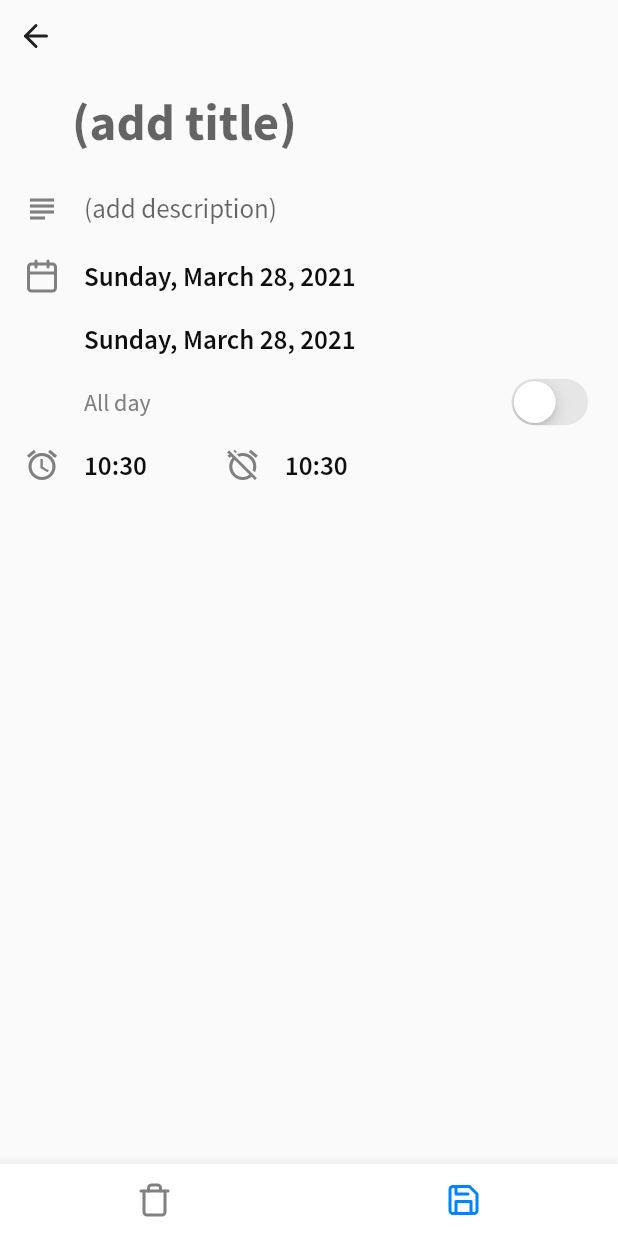
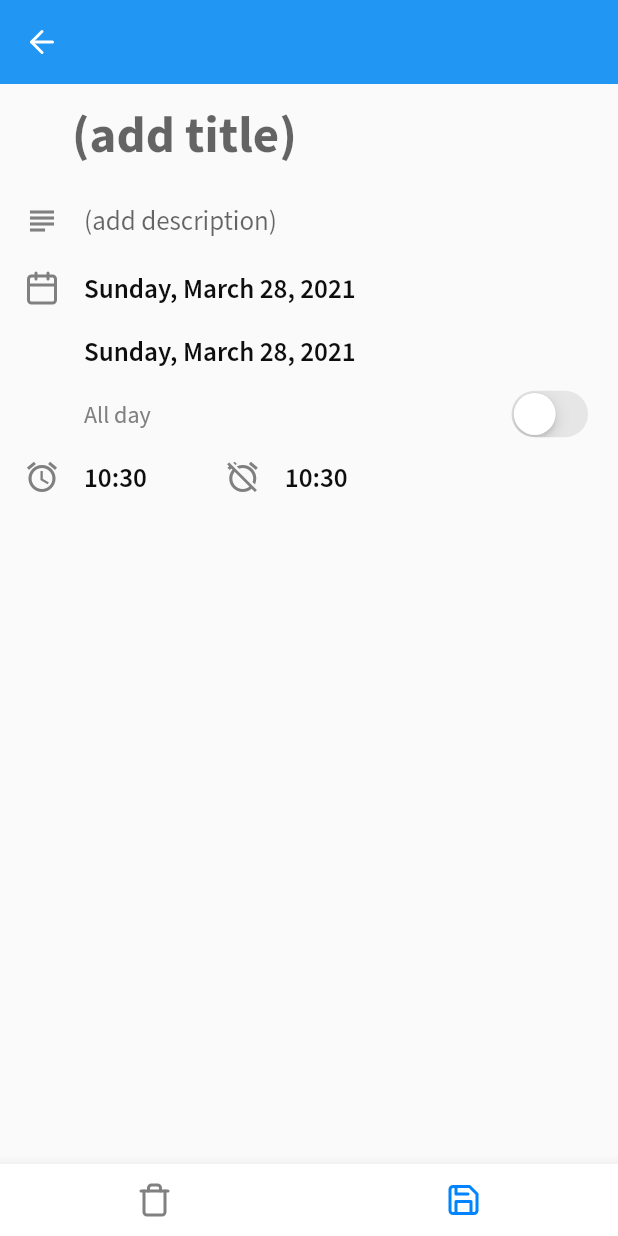
Before and after one commit to loowcode/calendaroo, a Flutter app: the screen it shows after launch, after a tap on the "add" icon, on a phone screen of 412 x 824 dp. Run offline on Flutter 3.47's test engine with Material 2 defaults, Android fonts, the phone set to English and light mode, and no system bars; our stand-ins replace bloc, equatable, feather_icons_flutter, flutter_bloc, flutter_local_notifications, geolocator and 7 more; missing offline and left inert: flutter_alert; accounts and stored records are empty.

Commit message:
Details events

```diff
--- a/lib/blocs/calendar/calendar_bloc.dart
+++ b/lib/blocs/calendar/calendar_bloc.dart
@@ -18,18 +18,53 @@ class CalendarBloc extends Bloc<CalendarEvent, CalendarState> {
 
   final CalendarRepository _repository;
 
-
   @override
   Stream<CalendarState> mapEventToState(CalendarEvent event) async* {
     if (event is CalendarLoadEvent) {
-      yield CalendarLoading();
-      final items = await _repository.findAll();
-      final mappedItems = _generateInstances(items);
+      yield CalendarLoading(); // TODO
+      var mappedItems = await getCalendarItemInstances();
       yield CalendarLoaded(
         mappedCalendarItems: mappedItems,
         selectedDay: Date.today(),
       );
     }
+
+    if (event is CalendarCreateEvent) {
+      yield CalendarLoading(); // TODO
+      print(await _repository.add(event.calendarItem));
+      var mappedItems = await getCalendarItemInstances();
+      yield CalendarLoaded(
+        mappedCalendarItems: mappedItems,
+        selectedDay: Date.today(),
+      );
+    }
+
+    if (event is CalendarUpdateEvent) {
+      yield CalendarLoading();
+      await _repository.update(event.calendarItem);
+      var mappedItems = await getCalendarItemInstances();
+      yield CalendarLoaded(
+        mappedCalendarItems: mappedItems,
+        selectedDay: Date.today(),
+      );
+    }
+
+    if (event is CalendarDeleteEvent) {
+      yield CalendarLoading(); // TODO
+      await _repository.delete(event.id);
+      var mappedItems = await getCalendarItemInstances();
+      yield CalendarLoaded(
+        mappedCalendarItems: mappedItems,
+        selectedDay: Date.today(),
+      );
+    }
+  }
+
+  Future<SplayTreeMap<Date, List<CalendarItemInstance>>>
+      getCalendarItemInstances() async {
+    final items = await _repository.findAll();
+    final mappedItems = _generateInstances(items);
+    return mappedItems;
   }
 
   @override
@@ -102,4 +137,10 @@ class CalendarBloc extends Bloc<CalendarEvent, CalendarState> {
     }
     return instances;
   }
+
+  @override
+  void onEvent(CalendarEvent event) {
+    super.onEvent(event);
+    print(event);
+  }
 }
--- a/lib/blocs/calendar/calendar_event.dart
+++ b/lib/blocs/calendar/calendar_event.dart
@@ -17,3 +17,30 @@ class CalendarDaySelectedEvent extends CalendarEvent {
   @override
   List<Object> get props => [];
 }
+
+class CalendarCreateEvent extends CalendarEvent {
+  final CalendarItem calendarItem;
+
+  CalendarCreateEvent(this.calendarItem);
+
+  @override
+  List<Object> get props => [calendarItem];
+}
+
+class CalendarUpdateEvent extends CalendarEvent {
+  final CalendarItem calendarItem;
+
+  CalendarUpdateEvent(this.calendarItem);
+
+  @override
+  List<Object> get props => [calendarItem];
+}
+
+class CalendarDeleteEvent extends CalendarEvent {
+  final int id;
+
+  CalendarDeleteEvent(this.id);
+
+  @override
+  List<Object> get props => [id];
+}
--- a/lib/blocs/details/details_bloc.dart
+++ b/lib/blocs/details/details_bloc.dart
@@ -1,6 +1,8 @@
 import 'dart:async';
 
 import 'package:bloc/bloc.dart';
+import 'package:calendaroo/blocs/calendar/calendar_bloc.dart';
+import 'package:calendaroo/model/alarm.model.dart';
 import 'package:calendaroo/model/repeat.model.dart';
 import 'package:calendaroo/models/calendar_item/calendar_item.model.dart';
 import 'package:calendaroo/utils/calendar.utils.dart';
@@ -11,21 +13,19 @@ part 'details_event.dart';
 part 'details_state.dart';
 
 class DetailsBloc extends Bloc<DetailsEvent, DetailsState> {
+  final CalendarBloc _calendarBloc;
+
   // _showEvent = widget.calendarItem; TODO
-  // _title = _showEvent?.title ?? '';
-  // _description = _showEvent?.description ?? '';
+  // _title = _showEvent?.title ?? ''; TODO
+  // _description = _showEvent?.description ?? ''; TODO
   // _startDate = _showEvent?.start ?? calendarooState.state.calendarState.selectedDay; TODO
-  // _startTime = _showEvent?.start ?? defaultTime;
-  // _endDate = _showEvent?.end ?? _startDate;
+  // _startTime = _showEvent?.start ?? defaultTime; TODO
+  // _endDate = _showEvent?.end ?? _startDate; TODO
   // _endTime = setEndTime(defaultTime); TODO
+  // _allDay = _showEvent?.allDay ?? false; TODO
+  // _repeat = _showEvent?.repeat ?? Repeat(type: RepeatType.never); TODO
 
-  // _allDay = _showEvent?.allDay ?? false;
-  // _repeat = _showEvent?.repeat ?? Repeat(type: RepeatType.never);
-  // _alarms = [Alarm(1, _startDate.subtract(Duration(minutes: 15)), false)];
-
-  // _edited = false;
-
-  DetailsBloc()
+  DetailsBloc(this._calendarBloc)
       : super(DetailsState(
           title: '',
           description: '',
@@ -35,6 +35,9 @@ class DetailsBloc extends Bloc<DetailsEvent, DetailsState> {
           endTime: DateTime.now(),
           allDay: false,
           repeat: Repeat(type: RepeatType.never),
+          alarms: [
+            Alarm(1, DateTime.now().subtract(Duration(minutes: 15)), false)
+          ],
           edited: false,
         ));
 
@@ -56,8 +59,30 @@ class DetailsBloc extends Bloc<DetailsEvent, DetailsState> {
         edited: true,
       );
     }
+
+    if (event is DetailsSaveEvent) {
+      if (state.calendarItem == null) {
+        var calendarItem = CalendarItem(
+          title: state.title,
+          description: state.description,
+          start: state.startDate, // TODO
+          end: state.endDate, // TODO
+        );
+
+        _calendarBloc.add(CalendarCreateEvent(calendarItem));
+      } else {
+        _calendarBloc.add(CalendarUpdateEvent(state.calendarItem));
+      }
+    }
+
+    if (event is DetailsDeleteEvent) {
+      if (state.calendarItem != null) {
+        _calendarBloc.add(CalendarDeleteEvent(state.calendarItem.id));
+      }
+    }
   }
 
+  // TODO
   DateTime setEndTime(DetailsState state, DateTime defaultTime) {
     var toRet = state.calendarItem?.end ?? defaultTime.add(Duration(hours: 1));
     if (toRet.isBefore(state.startTime)) {
--- a/lib/blocs/details/details_event.dart
+++ b/lib/blocs/details/details_event.dart
@@ -41,12 +41,7 @@ class DetailsValuesChangedEvent extends DetailsEvent {
       ];
 }
 
-class DetailsCreateEvent extends DetailsEvent {
-  @override
-  List<Object> get props => [];
-}
-
-class DetailsEditEvent extends DetailsEvent {
+class DetailsSaveEvent extends DetailsEvent {
   @override
   List<Object> get props => [];
 }
--- a/lib/blocs/details/details_state.dart
+++ b/lib/blocs/details/details_state.dart
@@ -9,6 +9,7 @@ class DetailsState extends Equatable {
   final DateTime endTime;
   final bool allDay;
   final Repeat repeat;
+  final List<Alarm> alarms;
   final CalendarItem calendarItem;
   final bool edited;
 
@@ -21,6 +22,7 @@ class DetailsState extends Equatable {
     this.endTime,
     this.allDay,
     this.repeat,
+    this.alarms,
     this.calendarItem,
     this.edited = false,
   });
@@ -34,6 +36,7 @@ class DetailsState extends Equatable {
     DateTime endTime,
     bool allDay,
     Repeat repeat,
+    List<Alarm> alarms,
     CalendarItem calendarItem,
     bool edited,
   }) {
@@ -46,6 +49,7 @@ class DetailsState extends Equatable {
       endTime: endTime ?? this.endTime,
       allDay: allDay ?? this.allDay,
       repeat: repeat ?? this.repeat,
+      alarms: alarms ?? this.alarms,
       calendarItem: calendarItem ?? this.calendarItem,
       edited: edited ?? this.edited,
     );
@@ -61,6 +65,7 @@ class DetailsState extends Equatable {
         endTime,
         allDay,
         repeat,
+        alarms,
         calendarItem,
         edited,
       ];
--- a/lib/models/calendar_item/calendar_item.model.dart
+++ b/lib/models/calendar_item/calendar_item.model.dart
@@ -12,8 +12,9 @@ class CalendarItem {
   // Repeat repeat;
   // DateTime until;
 
+  // TODO separare model da entity?
   CalendarItem({
-    @required this.id,
+    this.id, // era required
     // @required this.uuid,
     this.title,
     this.description,
--- a/lib/pages/details/details.page.dart
+++ b/lib/pages/details/details.page.dart
@@ -23,25 +23,9 @@ class DetailsPage extends StatefulWidget {
 }
 
 class _DetailsPageState extends State<DetailsPage> {
-  // String _title;
-  // String _description;
-  // DateTime _startDate;
-  // DateTime _endDate;
-  // DateTime _startTime;
-  // DateTime _endTime;
-  // bool _allDay;
-  // CalendarItem _showEvent;
-  // Repeat _repeat;
-  // DateTime _until;
-  // List<Alarm> _alarms;
-
-  // bool _edited;
-
   @override
   void initState() {
     super.initState();
-    final now = DateTime.now();
-    var defaultTime = now;
 
     // TODO: migrate to bloc
     // if (calendarooState.state.calendarState.selectedDay.isAfter(now)) {
@@ -113,7 +97,8 @@ class _DetailsPageState extends State<DetailsPage> {
                         children: [
                           Padding(
                             padding: EdgeInsets.only(top: 0, right: 16),
-                                child: Icon(Icons.subject, color: grey)),
+                            child: Icon(Icons.subject, color: grey),
+                          ),
                           Expanded(
                             child: TextFormField(
                               maxLines: 4,
@@ -138,7 +123,8 @@ class _DetailsPageState extends State<DetailsPage> {
                               },
                             ),
                           ),
-                          ]),
+                        ],
+                      ),
                       _rowTile(
                         leading: Icon(FeatherIcons.calendar, color: grey),
                         title: GestureDetector(
@@ -253,11 +239,9 @@ class _DetailsPageState extends State<DetailsPage> {
     );
   }
 
-  Row _buildAppBar() {
-    return Row(
-      mainAxisAlignment: MainAxisAlignment.spaceBetween,
-      children: <Widget>[
-        IconButton(
+  Widget _buildAppBar() {
+    return AppBar(
+      leading: IconButton(
         icon: Icon(
           FeatherIcons.arrowLeft,
         ),
@@ -265,7 +249,7 @@ class _DetailsPageState extends State<DetailsPage> {
           NavigationService().pop();
         },
       ),
-      ],
+      elevation: 0,
     );
   }
 
@@ -289,12 +273,7 @@ class _DetailsPageState extends State<DetailsPage> {
             color: state.edited || !_isEdit(state) ? blue : grey,
           ),
           onPressed: () {
-            if (_isEdit(state)) {
-              bloc.add(
-                  DetailsEditEvent(/* TODO _createNewEvent(_showEvent.id) */));
-            } else {
-              bloc.add(DetailsCreateEvent(/* TODO _createNewEvent(null) */));
-            }
+            bloc.add(DetailsSaveEvent());
             NavigationService().pop();
           },
         ),
--- a/lib/repositories/calendar/calendar.repository.dart
+++ b/lib/repositories/calendar/calendar.repository.dart
@@ -2,4 +2,10 @@ import 'package:calendaroo/models/calendar_item/calendar_item.model.dart';
 
 abstract class CalendarRepository {
   Future<List<CalendarItem>> findAll();
+
+  Future<int> add(CalendarItem calendarItem);
+
+  Future<int> update(CalendarItem calendarItem);
+
+  Future<void> delete(int id);
 }
--- a/lib/routes.dart
+++ b/lib/routes.dart
@@ -1,3 +1,4 @@
+import 'package:calendaroo/blocs/calendar/calendar_bloc.dart';
 import 'package:calendaroo/blocs/details/details_bloc.dart';
 import 'package:calendaroo/blocs/settings/settings_bloc.dart';
 import 'package:calendaroo/models/calendar_item/calendar_item.model.dart';
@@ -50,8 +51,10 @@ MaterialPageRoute<dynamic> Function(RouteSettings) routes =
     case DETAILS:
       return MaterialPageRoute<DetailsPage>(
         builder: (context) {
+          var calendarBloc = BlocProvider.of<CalendarBloc>(context);
+
           return BlocProvider(
-              create: (BuildContext context) => DetailsBloc(),
+              create: (BuildContext context) => DetailsBloc(calendarBloc),
               child: DetailsPage(settings.arguments as CalendarItem));
         },
         settings: settings,
```
Also changed, not shown: lib/repositories/calendar/calendar_local.repository.dart (+15 -0 lines). Lines whose indentation alone changed are shown as unchanged.
